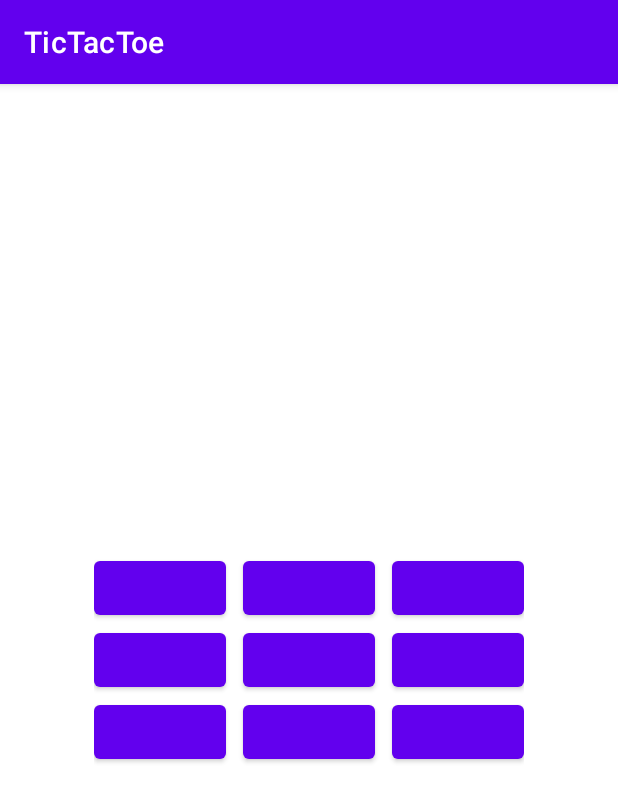
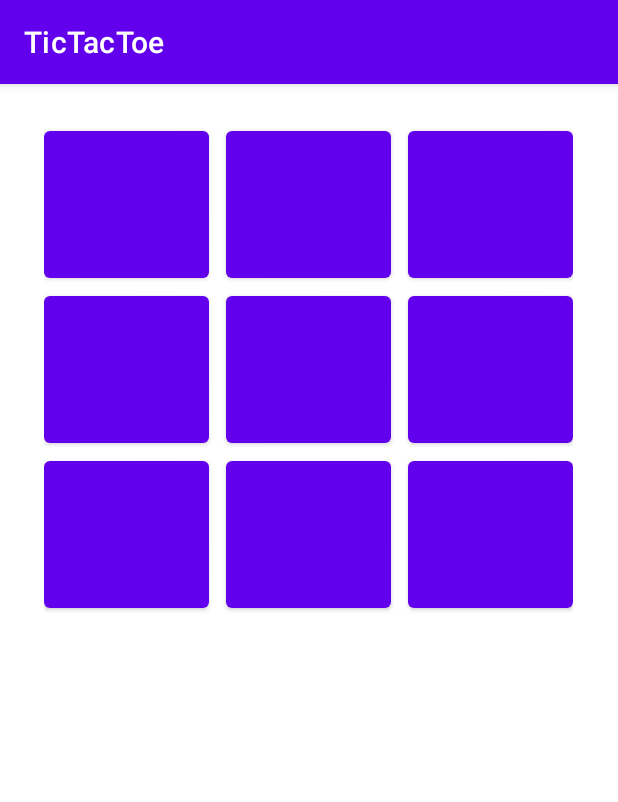
Before and after one commit to c2dlib/TicTacToe, an Android app: the screen it shows after launch (MainActivity), on a phone screen of 412 x 824 dp. Shown: the top 802 px of the screen. Run offline under Robolectric (Android 15) with nearby library versions, the phone set to English and light mode, and no system bars.

Commit message:
Grid gravity & Button textSize modified

```diff
--- a/app/src/main/res/layout/activity_main.xml
+++ b/app/src/main/res/layout/activity_main.xml
@@ -5,46 +5,75 @@
     xmlns:tools="http://schemas.android.com/tools"
     android:layout_width="match_parent"
     android:layout_height="match_parent"
-    android:gravity="center"
+    android:gravity="center_horizontal"
     tools:context=".MainActivity">
 
     <GridLayout
         android:layout_width="wrap_content"
         android:layout_height="wrap_content"
+        android:layout_marginTop="25dp"
         android:columnCount="3"
         android:rowCount="3">
 
         <Button
             android:id="@+id/btn1"
-            android:onClick="check"/>
+            android:layout_width="110dp"
+            android:layout_height="110dp"
+            android:textSize="51sp"
+            android:onClick="check" />
+
         <Button
             android:id="@+id/btn2"
+            android:layout_width="110dp"
+            android:layout_height="110dp"
             android:layout_marginLeft="11dp"
-            android:onClick="check"/>
+            android:onClick="check"
+            android:textSize="51sp" />
         <Button
             android:id="@+id/btn3"
+            android:layout_width="110dp"
+            android:layout_height="110dp"
+            android:textSize="51sp"
             android:layout_marginLeft="11dp"
             android:onClick="check"/>
         <Button
             android:id="@+id/btn4"
+            android:textSize="51sp"
+            android:layout_width="110dp"
+            android:layout_height="110dp"
             android:onClick="check"/>
         <Button
             android:id="@+id/btn5"
+            android:textSize="51sp"
+            android:layout_width="110dp"
+            android:layout_height="110dp"
             android:layout_marginLeft="11dp"
             android:onClick="check"/>
         <Button
             android:id="@+id/btn6"
+            android:textSize="51sp"
+            android:layout_width="110dp"
+            android:layout_height="110dp"
             android:layout_marginLeft="11dp"
             android:onClick="check"/>
         <Button
             android:id="@+id/btn7"
+            android:textSize="51sp"
+            android:layout_width="110dp"
+            android:layout_height="110dp"
             android:onClick="check"/>
         <Button
             android:id="@+id/btn8"
+            android:textSize="51sp"
+            android:layout_width="110dp"
+            android:layout_height="110dp"
             android:layout_marginLeft="11dp"
             android:onClick="check"/>
         <Button
             android:id="@+id/btn9"
+            android:textSize="51sp"
+            android:layout_width="110dp"
+            android:layout_height="110dp"
             android:layout_marginLeft="11dp"
             android:onClick="check"/>
 
```
Also changed, not shown: app/src/main/java/com/example/tictactoe/MainActivity.java (+9 -9 lines).
